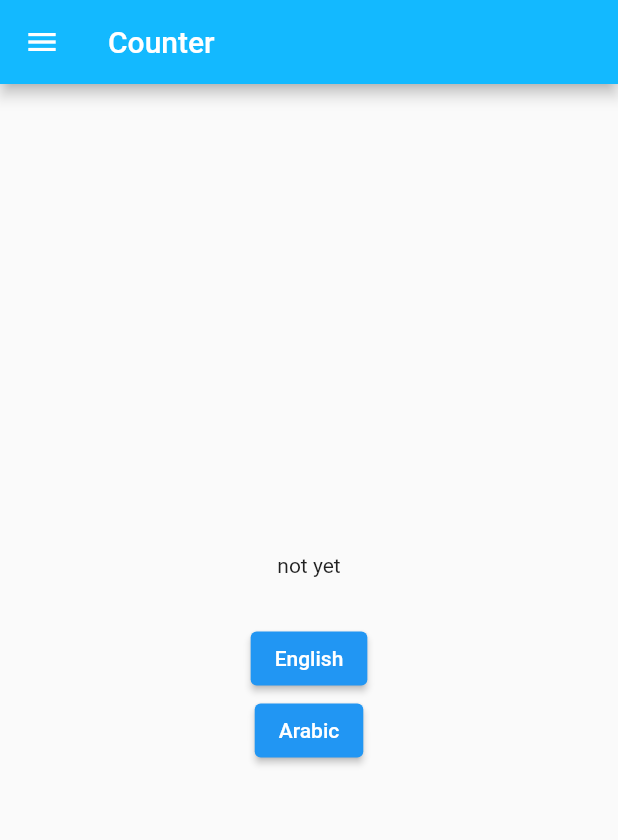
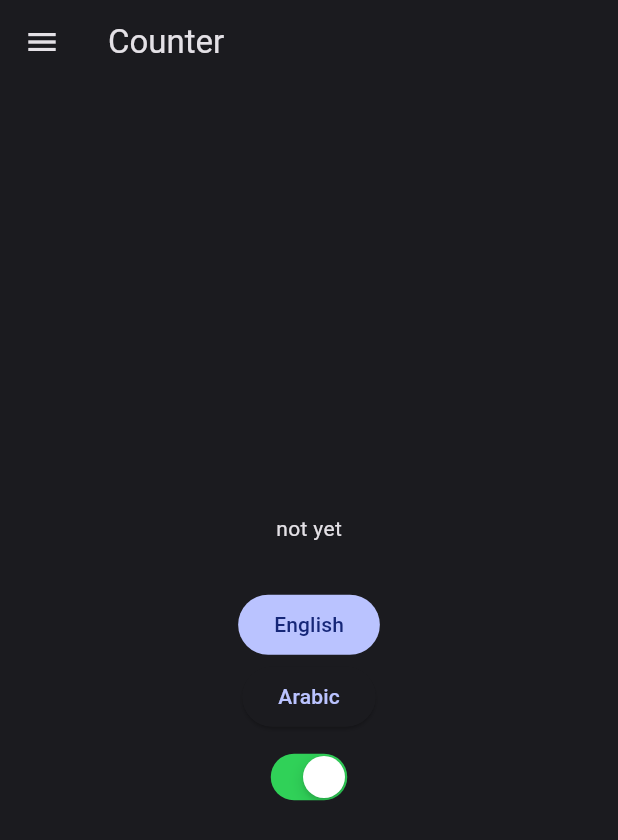
Before and after one commit to JuribaDev/cerati, a Flutter app: the screen it shows after launch, after a tap on "English", on a phone screen of 412 x 824 dp. Shown: the top 840 px of the screen. Run offline on Flutter 3.47's test engine with Material 2 defaults, Android fonts, the light colour scheme and no system bars; our stand-ins replace bloc, dio, equatable, flutter_bloc, flutter_secure_storage, freezed_annotation and 2 more; missing offline and left inert: dio_smart_retry, encrypt; generated files the repository leaves out were written again.

Commit message:
Cer 43 setup theme data (#34)
* CER-43 setup theme data

```diff
--- a/lib/app/view/app.dart
+++ b/lib/app/view/app.dart
@@ -1,4 +1,5 @@
-import 'package:cerati/common/blocs/language_bloc/language.dart';
+import 'package:cerati/common/blocs/user_setting_bloc/user_setting.dart';
+import 'package:cerati/common/theme/color_scheme.dart';
 import 'package:cerati/features/login/screen/login_screen.dart';
 import 'package:cerati/l10n/l10n.dart';
 import 'package:flutter/material.dart';
@@ -9,17 +10,14 @@ class App extends StatelessWidget {
 
   @override
   Widget build(BuildContext context) {
-    return BlocBuilder<LanguageBloc, LanguageState>(
+    return BlocBuilder<UserSettingBloc, UserSettingState>(
       builder: (context, state) {
         return MaterialApp(
-          theme: ThemeData(
-            appBarTheme: const AppBarTheme(color: Color(0xFF13B9FF)),
-            colorScheme: ColorScheme.fromSwatch(
-              accentColor: const Color(0xFF13B9FF),
-            ),
-          ),
+          theme: ThemeData(useMaterial3: true, colorScheme: lightColorScheme),
+          darkTheme: ThemeData(useMaterial3: true, colorScheme: darkColorScheme),
+          localizationsDelegates: AppLocalizations.localizationsDelegates,
           locale: state.locale,
-          localizationsDelegates: AppLocalizations.localizationsDelegates,
+          themeMode: state.isDark ? ThemeMode.dark : ThemeMode.light,
           supportedLocales: const [Locale('ar'), Locale('en')],
           home: const LoginScreen(),
         );
--- a/lib/common/blocs/language_bloc/language.dart
+++ /dev/null
@@ -1,3 +0,0 @@
-export 'language_bloc.dart';
-export 'language_event.dart';
-export 'language_state.dart';
--- a/lib/common/blocs/language_bloc/language_bloc.dart
+++ /dev/null
@@ -1,23 +0,0 @@
-import 'package:bloc/bloc.dart';
-import 'package:cerati/common/blocs/language_bloc/language_event.dart';
-import 'package:cerati/common/blocs/language_bloc/language_state.dart';
-import 'package:cerati/common/services/language_manager/language_manager.dart';
-
-class LanguageBloc extends Bloc<LanguageEvent, LanguageState> {
-  LanguageBloc(this._languageManager) : super(LanguageState.loading()) {
-    on<LanguageChanged>(_onLanguageChanged);
-    on<AppStarted>(_onAppStarted);
-  }
-
-  Future<void> _onAppStarted(AppStarted event, Emitter<LanguageState> emitter) async {
-    final locale = await _languageManager.getLocal();
-    emitter(LanguageState.loaded(locale: locale));
-  }
-
-  final LanguageManager _languageManager;
-
-  Future<void> _onLanguageChanged(LanguageChanged event, Emitter<LanguageState> emitter) async {
-    await _languageManager.changeLanguage(locale: event.locale);
-    emitter(LanguageState.loaded(locale: event.locale));
-  }
-}
--- a/lib/common/blocs/language_bloc/language_event.dart
+++ /dev/null
@@ -1,11 +0,0 @@
-import 'package:flutter/material.dart';
-
-abstract class LanguageEvent {}
-
-class LanguageChanged extends LanguageEvent {
-  LanguageChanged({required this.locale});
-
-  final Locale locale;
-}
-
-class AppStarted extends LanguageEvent {}
--- a/lib/common/blocs/language_bloc/language_state.dart
+++ /dev/null
@@ -1,15 +0,0 @@
-import 'package:equatable/equatable.dart';
-import 'package:flutter/material.dart';
-
-class LanguageState extends Equatable {
-  factory LanguageState.loading() => const LanguageState._(locale: Locale('ar'));
-
-  factory LanguageState.loaded({required Locale locale}) => LanguageState._(locale: locale);
-
-  const LanguageState._({required this.locale});
-
-  final Locale locale;
-
-  @override
-  List<Object?> get props => [locale];
-}
--- /dev/null
+++ b/lib/common/blocs/user_setting_bloc/user_setting.dart
@@ -0,0 +1,3 @@
+export 'user_setting_bloc.dart';
+export 'user_setting_event.dart';
+export 'user_setting_state.dart';
--- /dev/null
+++ b/lib/common/blocs/user_setting_bloc/user_setting_bloc.dart
@@ -0,0 +1,35 @@
+import 'package:bloc/bloc.dart';
+import 'package:cerati/common/blocs/user_setting_bloc/user_setting.dart';
+import 'package:cerati/common/extensions/cast_string_to_bool.dart';
+import 'package:cerati/common/services/user_setting_manager/user_setting_manager.dart';
+
+class UserSettingBloc extends Bloc<UserSettingEvent, UserSettingState> {
+  UserSettingBloc(this._userSettingManager) : super(UserSettingState.loading()) {
+    on<LanguageChangedEvent>(_onLanguageChanged);
+    on<AppStarted>(_onAppStarted);
+    on<ThemeModeChangedEvent>(_onThemeModeChanged);
+  }
+
+  Future<void> _onAppStarted(AppStarted event, Emitter<UserSettingState> emit) async {
+    final locale = await _userSettingManager.getLocal();
+    final isDark = await _userSettingManager.getThemeMode();
+    await _userSettingManager.setThemeMode(isDark: isDark.toBoolean());
+    await _userSettingManager.setLocale(locale: locale);
+    emit(UserSettingState.loaded(locale: locale, isDark: isDark.toBoolean()));
+  }
+
+  final UserSettingManager _userSettingManager;
+
+  Future<void> _onLanguageChanged(LanguageChangedEvent event, Emitter<UserSettingState> emit) async {
+    await _userSettingManager.setLocale(locale: event.locale);
+    final isDark = await _userSettingManager.getThemeMode();
+    emit(UserSettingState.loaded(locale: event.locale, isDark: isDark.toBoolean()));
+  }
+
+  Future<void> _onThemeModeChanged(ThemeModeChangedEvent event, Emitter<UserSettingState> emit) async {
+    await _userSettingManager.setThemeMode(isDark: event.isDark);
+    final locale = await _userSettingManager.getLocal();
+
+    emit(UserSettingState.loaded(locale: locale, isDark: event.isDark));
+  }
+}
--- /dev/null
+++ b/lib/common/blocs/user_setting_bloc/user_setting_event.dart
@@ -0,0 +1,17 @@
+import 'package:flutter/material.dart';
+
+abstract class UserSettingEvent {}
+
+class LanguageChangedEvent extends UserSettingEvent {
+  LanguageChangedEvent({required this.locale});
+
+  final Locale locale;
+}
+
+class ThemeModeChangedEvent extends UserSettingEvent {
+  ThemeModeChangedEvent({required this.isDark});
+
+  final bool isDark;
+}
+
+class AppStarted extends UserSettingEvent {}
--- /dev/null
+++ b/lib/common/blocs/user_setting_bloc/user_setting_state.dart
@@ -0,0 +1,17 @@
+import 'package:equatable/equatable.dart';
+import 'package:flutter/material.dart';
+
+class UserSettingState extends Equatable {
+  factory UserSettingState.loading() => const UserSettingState._(locale: Locale('ar'), isDark: false);
+
+  factory UserSettingState.loaded({required Locale locale, required bool isDark}) =>
+      UserSettingState._(locale: locale, isDark: isDark);
+
+  const UserSettingState._({required this.locale, required this.isDark});
+
+  final Locale locale;
+  final bool isDark;
+
+  @override
+  List<Object?> get props => [locale, isDark];
+}
--- a/lib/common/constants/storage_constants.dart
+++ b/lib/common/constants/storage_constants.dart
@@ -9,4 +9,5 @@ class StorageConstants {
 
   static const String appVersion = 'appVersionKey';
   static const String appBuildNumber = 'appBuildNumberKey';
+  static const String themeModeKey = 'themeMode';
 }
--- /dev/null
+++ b/lib/common/extensions/cast_string_to_bool.dart
@@ -0,0 +1,9 @@
+extension CastStringToBool on String {
+  bool toBoolean() {
+    if (toLowerCase() == 'true' || toLowerCase() == '1') {
+      return true;
+    } else {
+      return (toLowerCase() == 'false' || toLowerCase() == '0') ? false : throw UnsupportedError('Unsupported String');
+    }
+  }
+}
--- a/lib/common/services/datasource/local_storage/local_storage.dart
+++ b/lib/common/services/datasource/local_storage/local_storage.dart
@@ -76,7 +76,7 @@ class LocalStorage implements LocalStorageInterface {
   Future<bool> write<T>({required String key, required T data}) async {
     try {
       await _storage.write(key, data);
-      logger.i('all data saved to storage');
+      logger.i('$key data saved to storage');
       return true;
     } on Exception catch (e) {
       logger.e('$e Unknown error occurred ');
@@ -88,7 +88,7 @@ class LocalStorage implements LocalStorageInterface {
   Future<bool> writeIfNull<T>({required String key, required T data}) async {
     try {
       await _storage.write(key, data);
-      logger.i('all data saved to storage in case if it was null');
+      logger.i('$key data saved to storage in case if it was null');
       return true;
     } on Exception catch (e) {
       logger.e('$e Unknown error occurred ');
--- a/lib/common/services/language_manager/language_manager.dart
+++ /dev/null
@@ -1,27 +0,0 @@
-import 'package:cerati/common/constants/storage_constants.dart';
-import 'package:cerati/common/services/datasource/local_storage/local_storage.dart';
-import 'package:flutter/material.dart';
-
-abstract class LanguageManagerInterface {
-  Future<void> changeLanguage({required Locale locale});
-
-  Future<Locale> getLocal();
-}
-
-class LanguageManager implements LanguageManagerInterface {
-  LanguageManager(this._localStorage);
-
-  final LocalStorage _localStorage;
-
-  @override
-  Future<void> changeLanguage({required Locale locale}) async {
-    await _localStorage.write(key: StorageConstants.languageKey, data: locale.languageCode);
-  }
-
-  @override
-  Future<Locale> getLocal() async {
-    final hasData = _localStorage.hasData(key: StorageConstants.languageKey);
-    final languageCode = hasData ? await _localStorage.read<String>(key: StorageConstants.languageKey) : 'ar';
-    return Locale(languageCode);
-  }
-}
--- /dev/null
+++ b/lib/common/services/user_setting_manager/user_setting_manager.dart
@@ -0,0 +1,44 @@
+import 'package:cerati/common/constants/storage_constants.dart';
+import 'package:cerati/common/services/datasource/local_storage/local_storage.dart';
+import 'package:flutter/material.dart';
+
+abstract class UserSettingManagerInterface {
+  Future<void> setLocale({required Locale locale});
+
+  Future<Locale> getLocal();
+
+  Future<void> setThemeMode({required bool isDark});
+
+  Future<String> getThemeMode();
+}
+
+class UserSettingManager implements UserSettingManagerInterface {
+  UserSettingManager(this._localStorage);
+
+  final LocalStorage _localStorage;
+
+  @override
+  Future<void> setLocale({required Locale locale}) async {
+    await _localStorage.write(key: StorageConstants.languageKey, data: locale.languageCode);
+  }
+
+  @override
+  Future<Locale> getLocal() async {
+    final hasData = _localStorage.hasData(key: StorageConstants.languageKey);
+    final languageCode = hasData ? await _localStorage.read<String>(key: StorageConstants.languageKey) : 'ar';
+    return Locale(languageCode);
+  }
+
+  @override
+  Future<String> getThemeMode() async {
+    final hasData = _localStorage.hasData(key: StorageConstants.themeModeKey);
+    final isDark = hasData ? await _localStorage.read<String>(key: StorageConstants.themeModeKey) : 'false';
+
+    return isDark;
+  }
+
+  @override
+  Future<void> setThemeMode({required bool isDark}) async {
+    await _localStorage.write(key: StorageConstants.themeModeKey, data: (!isDark).toString());
+  }
+}
--- /dev/null
+++ b/lib/common/theme/color_scheme.dart
@@ -0,0 +1,69 @@
+import 'package:flutter/material.dart';
+
+const lightColorScheme = ColorScheme(
+  brightness: Brightness.light,
+  primary: Color(0xFF4958A9),
+  onPrimary: Color(0xFFFFFFFF),
+  primaryContainer: Color(0xFFDEE0FF),
+  onPrimaryContainer: Color(0xFF00115A),
+  secondary: Color(0xFF5B5D72),
+  onSecondary: Color(0xFFFFFFFF),
+  secondaryContainer: Color(0xFFDFE1F9),
+  onSecondaryContainer: Color(0xFF171A2C),
+  tertiary: Color(0xFF76546D),
+  onTertiary: Color(0xFFFFFFFF),
+  tertiaryContainer: Color(0xFFFFD7F2),
+  onTertiaryContainer: Color(0xFF2D1228),
+  error: Color(0xFFBA1A1A),
+  errorContainer: Color(0xFFFFDAD6),
+  onError: Color(0xFFFFFFFF),
+  onErrorContainer: Color(0xFF410002),
+  background: Color(0xFFFEFBFF),
+  onBackground: Color(0xFF1B1B1F),
+  surface: Color(0xFFFEFBFF),
+  onSurface: Color(0xFF1B1B1F),
+  surfaceVariant: Color(0xFFE3E1EC),
+  onSurfaceVariant: Color(0xFF46464F),
+  outline: Color(0xFF767680),
+  onInverseSurface: Color(0xFFF3F0F4),
+  inverseSurface: Color(0xFF303034),
+  inversePrimary: Color(0xFFBAC3FF),
+  shadow: Color(0xFF000000),
+  surfaceTint: Color(0xFF4958A9),
+  outlineVariant: Color(0xFFC6C5D0),
+  scrim: Color(0xFF000000),
+);
+
+const darkColorScheme = ColorScheme(
+  brightness: Brightness.dark,
+  primary: Color(0xFFBAC3FF),
+  onPrimary: Color(0xFF162778),
+  primaryContainer: Color(0xFF303F90),
+  onPrimaryContainer: Color(0xFFDEE0FF),
+  secondary: Color(0xFFC3C5DD),
+  onSecondary: Color(0xFF2C2F42),
+  secondaryContainer: Color(0xFF434659),
+  onSecondaryContainer: Color(0xFFDFE1F9),
+  tertiary: Color(0xFFE5BAD8),
+  onTertiary: Color(0xFF44263E),
+  tertiaryContainer: Color(0xFF5D3C55),
+  onTertiaryContainer: Color(0xFFFFD7F2),
+  error: Color(0xFFFFB4AB),
+  errorContainer: Color(0xFF93000A),
+  onError: Color(0xFF690005),
+  onErrorContainer: Color(0xFFFFDAD6),
+  background: Color(0xFF1B1B1F),
+  onBackground: Color(0xFFE4E1E6),
+  surface: Color(0xFF1B1B1F),
+  onSurface: Color(0xFFE4E1E6),
+  surfaceVariant: Color(0xFF46464F),
+  onSurfaceVariant: Color(0xFFC6C5D0),
+  outline: Color(0xFF90909A),
+  onInverseSurface: Color(0xFF1B1B1F),
+  inverseSurface: Color(0xFFE4E1E6),
+  inversePrimary: Color(0xFF4958A9),
+  shadow: Color(0xFF000000),
+  surfaceTint: Color(0xFFBAC3FF),
+  outlineVariant: Color(0xFF46464F),
+  scrim: Color(0xFF000000),
+);
--- a/lib/features/login/screen/login_screen.dart
+++ b/lib/features/login/screen/login_screen.dart
@@ -1,5 +1,6 @@
-import 'package:cerati/common/blocs/language_bloc/language.dart';
+import 'package:cerati/common/blocs/user_setting_bloc/user_setting.dart';
 import 'package:cerati/l10n/l10n.dart';
+import 'package:flutter/cupertino.dart';
 import 'package:flutter/material.dart';
 import 'package:flutter_bloc/flutter_bloc.dart';
 
@@ -33,11 +34,7 @@ class _LoginScreenState extends State<LoginScreen> {
             const SizedBox(
               height: 30,
             ),
-            BlocBuilder<LanguageBloc, LanguageState>(
-              builder: (context, state) {
-                return Column(
-                  children: [
-                    ElevatedButton(
+            FilledButton(
               onPressed: isLoading
                   ? null
                   : () async {
@@ -53,20 +50,34 @@ class _LoginScreenState extends State<LoginScreen> {
                       setState(() {
                         isLoading = false;
                       });
-                              BlocProvider.of<LanguageBloc>(context).add(LanguageChanged(locale: const Locale('en')));
+                      BlocProvider.of<UserSettingBloc>(context).add(LanguageChangedEvent(locale: const Locale('en')));
                     },
               child: const Text('English'),
             ),
             ElevatedButton(
               onPressed: () async {
-                        BlocProvider.of<LanguageBloc>(context).add(LanguageChanged(locale: const Locale('ar')));
+                BlocProvider.of<UserSettingBloc>(context).add(LanguageChangedEvent(locale: const Locale('ar')));
               },
               child: const Text('Arabic'),
             ),
-                  ],
-                );
-              },
+            const SizedBox(
+              height: 10,
             ),
+            BlocBuilder<UserSettingBloc, UserSettingState>(builder: (context, state) {
+              return CupertinoSwitch(
+                  value: state.isDark,
+                  onChanged: (val) =>
+                      BlocProvider.of<UserSettingBloc>(context).add(ThemeModeChangedEvent(isDark: val)));
+            }),
+            // BlocBuilder<UserSettingBloc, ThemeModeLoadedState>(
+            //   builder: (context, state) {
+            //     return CupertinoSwitch(
+            //         onChanged: (bool val) {
+            //           BlocProvider.of<UserSettingBloc>(context).add(ThemeModeChangedEvent(isDark: val));
+            //         },
+            //         value: (state is ThemeModeLoadedState) ? state.isDark : false);
+            //   },
+            // ),
           ],
         ),
       ),
--- a/lib/main.dart
+++ b/lib/main.dart
@@ -1,7 +1,7 @@
 import 'package:cerati/app/app.dart';
 import 'package:cerati/bootstrap.dart';
-import 'package:cerati/common/blocs/language_bloc/language.dart';
-import 'package:cerati/common/services/language_manager/language_manager.dart';
+import 'package:cerati/common/blocs/user_setting_bloc/user_setting.dart';
+import 'package:cerati/common/services/user_setting_manager/user_setting_manager.dart';
 import 'package:cerati/repositories_injection.dart';
 import 'package:flutter/cupertino.dart';
 import 'package:flutter_bloc/flutter_bloc.dart';
@@ -15,13 +15,14 @@ Future<void> main() async {
     return multiRepositoryProvider(
       child: MultiBlocProvider(
         providers: [
-          BlocProvider<LanguageBloc>(
+          BlocProvider<UserSettingBloc>(
             create: (context) {
-              final bloc = LanguageBloc(context.read<LanguageManager>());
+              final bloc = UserSettingBloc(context.read<UserSettingManager>());
               // ignore: cascade_invocations
               bloc.add(AppStarted());
               return bloc;
             },
+            lazy: false,
           ),
         ],
         child: const App(),
--- a/lib/repositories_injection.dart
+++ b/lib/repositories_injection.dart
@@ -1,8 +1,8 @@
 import 'package:cerati/common/services/datasource/api_client/api_client.dart';
 import 'package:cerati/common/services/datasource/local_storage/local_storage.dart';
 import 'package:cerati/common/services/datasource/local_storage/secure_local_storage.dart';
-import 'package:cerati/common/services/language_manager/language_manager.dart';
 import 'package:cerati/common/services/network_manager/network_manager.dart';
+import 'package:cerati/common/services/user_setting_manager/user_setting_manager.dart';
 import 'package:cerati/features/login/repository/login_repository.dart';
 import 'package:dio/dio.dart';
 import 'package:flutter/material.dart';
@@ -34,8 +34,8 @@ MultiRepositoryProvider multiRepositoryProvider({required Widget child}) {
       RepositoryProvider<LocalStorage>(
         create: (localStorageContext) => LocalStorage(GetStorage()),
       ),
-      RepositoryProvider<LanguageManager>(
-        create: (languageManagerContext) => LanguageManager(languageManagerContext.read<LocalStorage>()),
+      RepositoryProvider<UserSettingManager>(
+        create: (languageManagerContext) => UserSettingManager(languageManagerContext.read<LocalStorage>()),
       ),
     ],
     child: child,
```
Also changed, not shown: 2 other files. Lines whose indentation alone changed are shown as unchanged.
